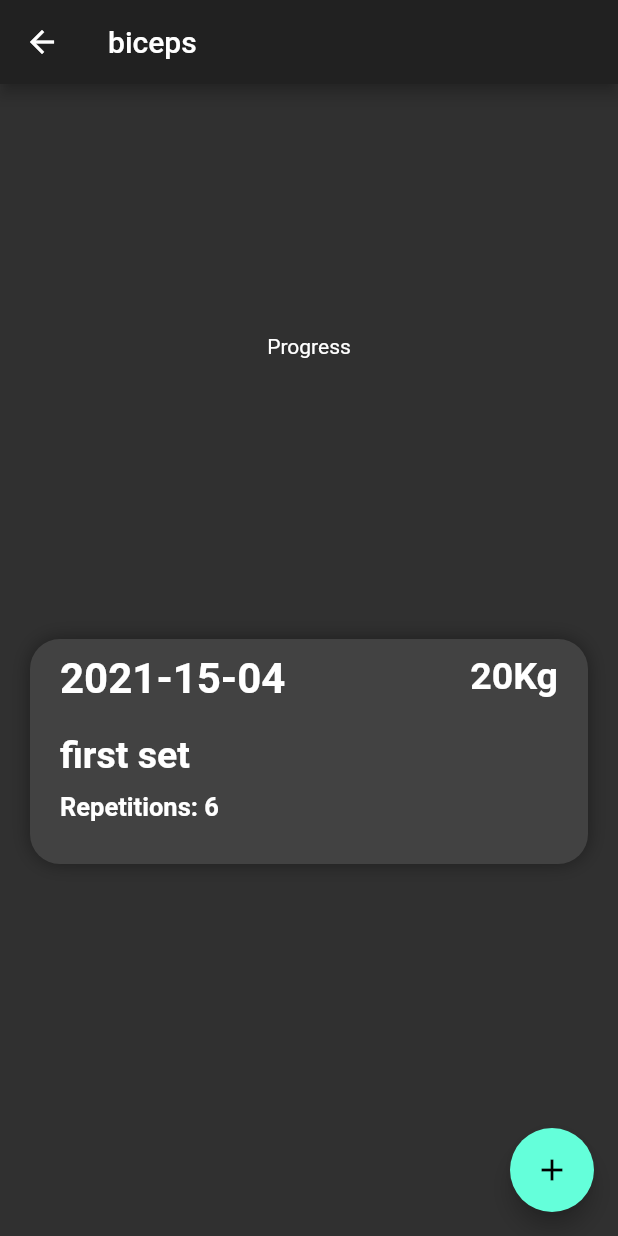
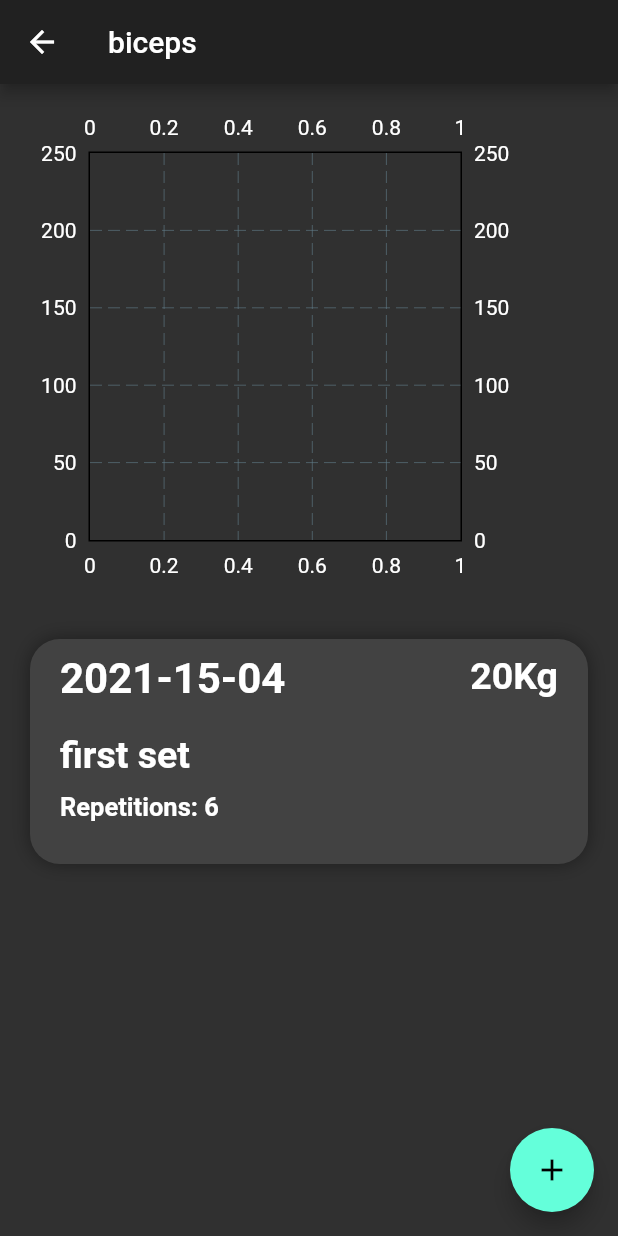
Before and after one commit to CarlHagred/LiftStatus, a Flutter app: the screen it shows after launch, after a tap on "biceps", on a phone screen of 412 x 824 dp. Run offline on Flutter 3.47's test engine with Material 2 defaults, Android fonts, the phone set to English and light mode, and no system bars; drawn by our look-alikes of fl_chart; our stand-ins replace font_awesome_flutter.

Commit message:
chart implemented
TODO update the chart ui

```diff
--- a/lib/exercise_page.dart
+++ b/lib/exercise_page.dart
@@ -1,6 +1,7 @@
 import 'package:flutter/material.dart';
 import 'new_set_page.dart';
 import 'model/sets.dart';
+import 'package:fl_chart/fl_chart.dart';
 
 class ExercisePage extends StatefulWidget {
   ExercisePage({this.title});
@@ -82,16 +83,36 @@ class _ExercisePageState extends State<ExercisePage> {
     });
   }
 
+  List<FlSpot> chartData = [];
+  /*List<FlSpot> chartDataTwo = [
+    FlSpot(1, 0),
+    FlSpot(20, 1),
+    FlSpot(100, 2),
+    FlSpot(200, 3),
+  ];*/
+  void getChartData() {
+    List<FlSpot> responseChartList = [];
+    double j = 0;
+    for (var i = lists[title].length - 1; i > 0; i) {
+      var curentIndex = lists[title][i];
+      int weight = curentIndex["weight"];
+      responseChartList.add(FlSpot(j, weight.toDouble()));
+    }
+    setState(() {
+      chartData = responseChartList;
+    });
+  }
+
   @override
   void initState() {
     super.initState();
     getPostsData();
+    getChartData();
   }
 
   @override
   Widget build(BuildContext context) {
     final Size size = MediaQuery.of(context).size;
-    final double categoryHeight = size.height * 0.30;
     return Scaffold(
       appBar: AppBar(
         title: Text(widget.title),
@@ -102,7 +123,28 @@ class _ExercisePageState extends State<ExercisePage> {
           children: <Widget>[
             Container(
               height: 350,
-              child: Center(child: Text('Progress')),
+              child: Padding(
+                padding: EdgeInsets.all(15.0),
+                child: Padding(
+                  padding: EdgeInsets.only(right: 45.0),
+                  child: LineChart(
+                    LineChartData(
+                      minX: 0,
+                      maxX: lists[title].length.toDouble(),
+                      minY: 0,
+                      maxY: 250,
+                      lineBarsData: [
+                        LineChartBarData(
+                          spots: chartData,
+                        ),
+                      ],
+                    ),
+                    swapAnimationDuration:
+                        Duration(milliseconds: 150), // Optional
+                    swapAnimationCurve: Curves.linear, // Optional
+                  ),
+                ),
+              ),
             ),
             SizedBox(
               height: 10,
@@ -128,6 +170,7 @@ class _ExercisePageState extends State<ExercisePage> {
             ),
           );
           getPostsData();
+          getChartData();
         },
         tooltip: 'newExercise',
         child: Icon(Icons.add),
--- a/lib/new_set_page.dart
+++ b/lib/new_set_page.dart
@@ -115,7 +115,7 @@ class _InputPageState extends State<InputPage> {
                     child: Slider(
                       value: weight.toDouble(),
                       min: 0,
-                      max: 400,
+                      max: 250,
                       inactiveColor: Color(0xFF8D8E98),
                       onChanged: (double newValue) => {
                         setState(() {
--- a/pubspec.yaml
+++ b/pubspec.yaml
@@ -30,6 +30,7 @@ dependencies:
     # The following adds the Cupertino Icons font to your application.
     # Use with the CupertinoIcons class for iOS style icons.
     cupertino_icons: ^1.0.2
+    fl_chart: ^0.35.0
 
 dev_dependencies:
     flutter_test:
```
Also changed, not shown: pubspec.lock.
